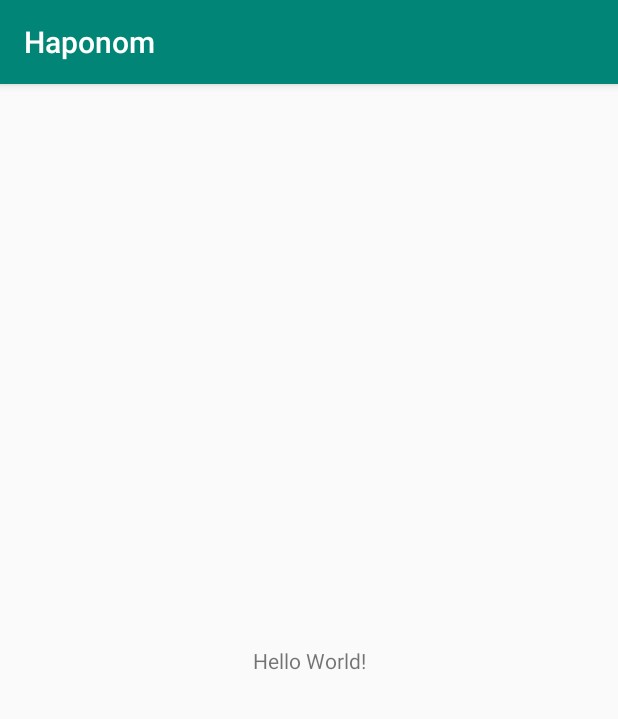
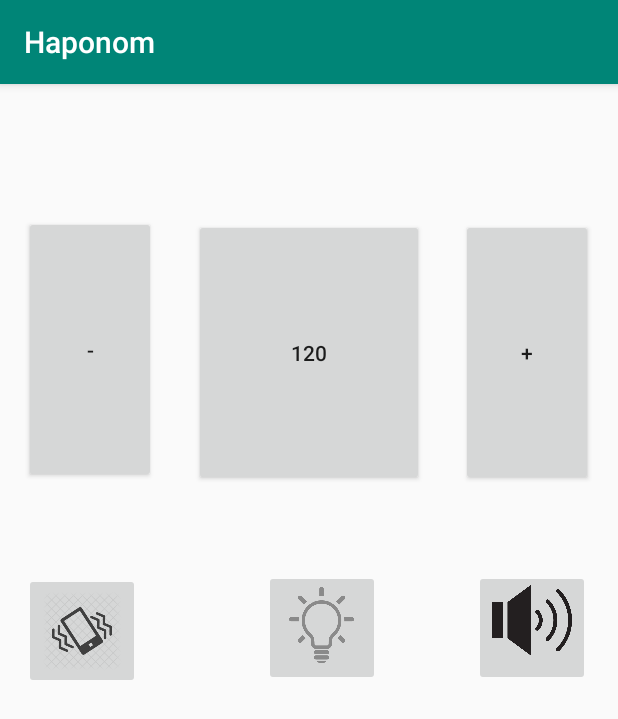
Before and after one commit to niklashedstrom/haponom, an Android app: the screen it shows after launch (MainActivity), on a phone screen of 412 x 824 dp. Shown: the top 719 px of the screen. Run offline under Robolectric (Android 15) with nearby library versions, the phone set to English and light mode, and no system bars.

Commit message:
did some UI work

```diff
--- a/app/src/main/res/layout/activity_main.xml
+++ b/app/src/main/res/layout/activity_main.xml
@@ -6,13 +6,75 @@
     android:layout_height="match_parent"
     tools:context=".MainActivity">
 
-    <TextView
-        android:layout_width="wrap_content"
-        android:layout_height="wrap_content"
-        android:text="Hello World!"
-        app:layout_constraintBottom_toBottomOf="parent"
-        app:layout_constraintLeft_toLeftOf="parent"
-        app:layout_constraintRight_toRightOf="parent"
+    <Button
+        android:id="@+id/button"
+        android:layout_width="153dp"
+        android:layout_height="178dp"
+        android:layout_marginStart="129dp"
+        android:layout_marginLeft="129dp"
+        android:layout_marginTop="90dp"
+        android:text="120"
+        app:layout_constraintStart_toStartOf="parent"
         app:layout_constraintTop_toTopOf="parent" />
 
+    <Button
+        android:id="@+id/button2"
+        android:layout_width="wrap_content"
+        android:layout_height="178dp"
+        android:layout_marginStart="16dp"
+        android:layout_marginLeft="16dp"
+        android:layout_marginTop="88dp"
+        android:layout_marginBottom="465dp"
+        android:text="-"
+        app:layout_constraintStart_toStartOf="parent"
+        app:layout_constraintTop_toTopOf="parent" />
+
+    <Button
+        android:id="@+id/button3"
+        android:layout_width="wrap_content"
+        android:layout_height="178dp"
+        android:layout_marginStart="307dp"
+        android:layout_marginLeft="307dp"
+        android:layout_marginTop="90dp"
+        android:text="+"
+        app:layout_constraintStart_toStartOf="parent"
+        app:layout_constraintTop_toTopOf="parent" />
+
+    <ImageButton
+        android:id="@+id/imageButton"
+        android:layout_width="77dp"
+        android:layout_height="77dp"
+        android:layout_marginStart="16dp"
+        android:layout_marginLeft="16dp"
+        android:layout_marginTop="326dp"
+        android:adjustViewBounds="true"
+        android:cropToPadding="false"
+        android:scaleType="centerInside"
+        android:src="@drawable/vibration"
+        app:layout_constraintStart_toStartOf="parent"
+        app:layout_constraintTop_toTopOf="parent" />
+
+    <ImageButton
+        android:id="@+id/imageButton2"
+        android:layout_width="77dp"
+        android:layout_height="77dp"
+        android:layout_marginStart="176dp"
+        android:layout_marginLeft="176dp"
+        android:layout_marginTop="324dp"
+        android:scaleType="fitStart"
+        app:layout_constraintStart_toStartOf="parent"
+        app:layout_constraintTop_toTopOf="parent"
+        app:srcCompat="@drawable/light" />
+
+    <ImageButton
+        android:id="@+id/imageButton3"
+        android:layout_width="77dp"
+        android:layout_height="77dp"
+        android:layout_marginStart="316dp"
+        android:layout_marginLeft="316dp"
+        android:layout_marginTop="324dp"
+        android:scaleType="fitStart"
+        app:layout_constraintStart_toStartOf="parent"
+        app:layout_constraintTop_toTopOf="parent"
+        app:srcCompat="@drawable/sound" />
 </androidx.constraintlayout.widget.ConstraintLayout>
```
Also changed, not shown: app/src/main/res/drawable-v24/light.png (added), app/src/main/res/drawable-v24/sound.png (added), app/src/main/res/drawable-v24/vibration.png (added).
